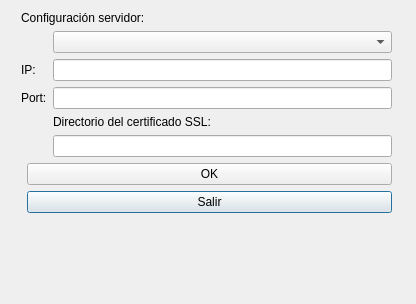
Old version of the form visor_servidor/preferencesdialog.ui in the repository Syrka/videovigilancia-1314-g07.
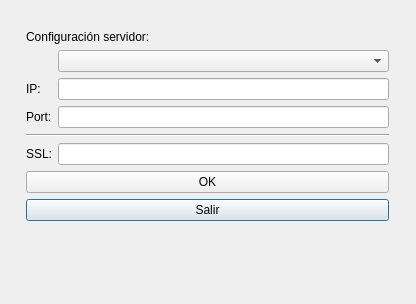
New version of the form.

Commit message: Lectura del certificado SSL desde donde indique preferencias

Patch:
```diff
--- a/visor_servidor/preferencesdialog.ui
+++ b/visor_servidor/preferencesdialog.ui
@@ -16,24 +16,34 @@
   <widget class="QWidget" name="">
    <property name="geometry">
     <rect>
-     <x>21</x>
-     <y>11</y>
-     <width>371</width>
-     <height>271</height>
+     <x>20</x>
+     <y>30</y>
+     <width>369</width>
+     <height>269</height>
     </rect>
    </property>
-   <layout class="QVBoxLayout" name="verticalLayout">
-    <item>
+   <layout class="QFormLayout" name="formLayout">
+    <item row="4" column="1">
+     <widget class="QPushButton" name="salirPrefButton">
+      <property name="text">
+       <string>Salir</string>
+      </property>
+     </widget>
+    </item>
+    <item row="3" column="1">
+     <widget class="QPushButton" name="okButton">
+      <property name="text">
+       <string>OK</string>
+      </property>
+     </widget>
+    </item>
+    <item row="1" column="1">
      <layout class="QFormLayout" name="formLayout_2">
       <property name="fieldGrowthPolicy">
        <enum>QFormLayout::AllNonFixedFieldsGrow</enum>
       </property>
-      <item row="1" column="0" colspan="2">
-       <widget class="QLabel" name="label_3">
-        <property name="text">
-         <string>Configuración servidor: </string>
-        </property>
-       </widget>
+      <item row="2" column="1">
+       <widget class="QComboBox" name="comboCamOptsBox"/>
       </item>
       <item row="3" column="0">
        <widget class="QLabel" name="label">
@@ -55,42 +65,31 @@
       <item row="4" column="1">
        <widget class="QLineEdit" name="lineEditPort"/>
       </item>
-      <item row="5" column="1">
+      <item row="5" column="0" colspan="2">
+       <widget class="Line" name="line">
+        <property name="orientation">
+         <enum>Qt::Horizontal</enum>
+        </property>
+       </widget>
+      </item>
+      <item row="7" column="0">
        <widget class="QLabel" name="label_4">
         <property name="text">
-         <string>Directorio del certificado SSL:</string>
+         <string>SSL:</string>
         </property>
        </widget>
       </item>
-      <item row="6" column="1">
-       <widget class="QLineEdit" name="lineEditSslpath">
-        <property name="enabled">
-         <bool>true</bool>
-        </property>
-       </widget>
-      </item>
-      <item row="2" column="1">
-       <widget class="QComboBox" name="comboCamOptsBox"/>
+      <item row="7" column="1">
+       <widget class="QLineEdit" name="lineEditSslPath"/>
       </item>
      </layout>
     </item>
-    <item>
-     <layout class="QFormLayout" name="formLayout">
-      <item row="1" column="1">
-       <widget class="QPushButton" name="salirPrefButton">
-        <property name="text">
-         <string>Salir</string>
-        </property>
-       </widget>
-      </item>
-      <item row="0" column="1">
-       <widget class="QPushButton" name="okButton">
-        <property name="text">
-         <string>OK</string>
-        </property>
-       </widget>
-      </item>
-     </layout>
+    <item row="0" column="1">
+     <widget class="QLabel" name="label_3">
+      <property name="text">
+       <string>Configuración servidor: </string>
+      </property>
+     </widget>
     </item>
    </layout>
   </widget>
```
The commit also changes 3 other files.
